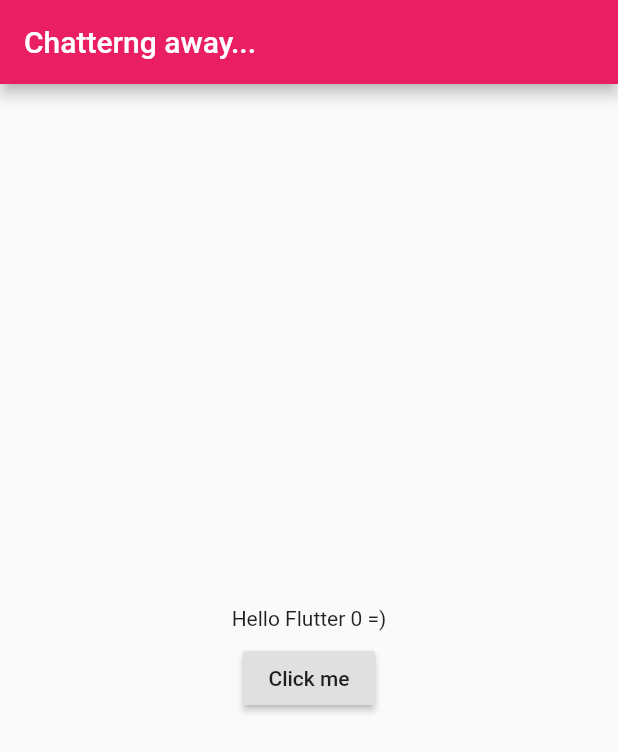
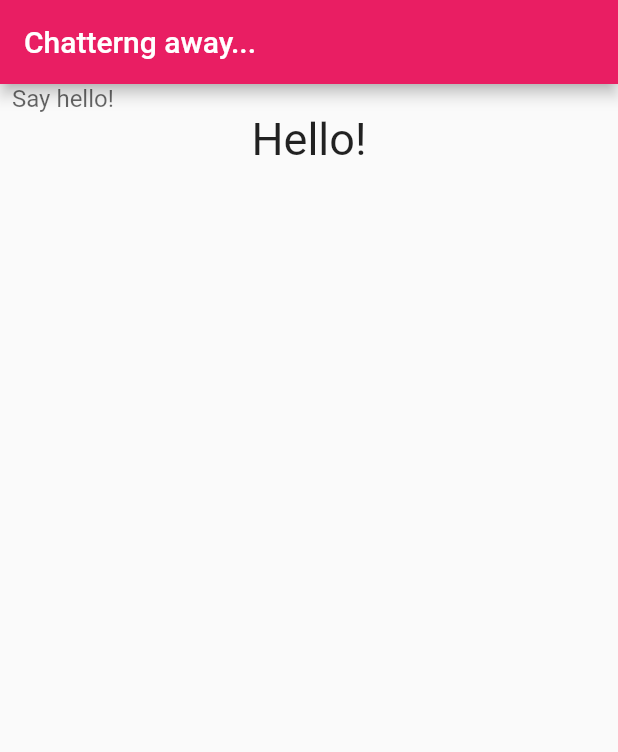
Before and after one commit to domesticmouse/flutter_class_101, a Flutter app: the screen it shows after launch, on a phone screen of 412 x 824 dp. Shown: the top 752 px of the screen. Run offline on Flutter 3.47's test engine with Material 2 defaults, Android fonts, the light colour scheme and no system bars.

Commit message:
Adding a TextField

```diff
--- a/lib/main.dart
+++ b/lib/main.dart
@@ -43,57 +43,48 @@ class MyApp extends StatelessWidget {
       theme: ThemeData(
         primarySwatch: Colors.pink,
       ),
-      home: MyHomePage(title: 'Chatterng away...'),
+      home: ChatScreen(),
     );
   }
 }
 
-class MyHomePage extends StatelessWidget {
-  MyHomePage({Key key, this.title}) : super(key: key);
-  final String title;
+class ChatScreen extends StatefulWidget {
+  const ChatScreen({
+    Key key,
+  }) : super(key: key);
+
+  @override
+  _ChatScreenState createState() => _ChatScreenState();
+}
+
+class _ChatScreenState extends State<ChatScreen> {
+  final TextEditingController _textController = TextEditingController();
 
   @override
   Widget build(BuildContext context) {
     return Scaffold(
       appBar: AppBar(
-        title: Text(title),
+        title: Text('Chatterng away...'),
       ),
-      body: MyContent(),
-    );
-  }
-}
-
-class MyContent extends StatelessWidget {
-  const MyContent();
-
-  @override
-  Widget build(BuildContext context) {
-    return Center(
-      child: Column(
-        mainAxisSize: MainAxisSize.min,
-        children: <Widget>[
-          CountingText(),
-          SizedBox(height: 8),
-          RaisedButton(
-            onPressed: () async {
-              Provider.of<Counter>(context, listen: false).increment();
-            },
-            child: Text('Click me'),
+      body: Column(
+        children: [
+          _buildTextComposer(),
+          Text(
+            'Hello!',
+            style: TextStyle(fontSize: 30),
           ),
         ],
       ),
     );
   }
-}
 
-class CountingText extends StatelessWidget {
-  const CountingText({
-    Key key,
-  }) : super(key: key);
-
-  @override
-  Widget build(BuildContext context) {
-    final counter = Provider.of<Counter>(context);
-    return Text('Hello Flutter ${counter.count} =)');
+  Widget _buildTextComposer() {
+    return Container(
+      margin: EdgeInsets.symmetric(horizontal: 8),
+      child: TextField(
+        controller: _textController,
+        decoration: InputDecoration.collapsed(hintText: 'Say hello!'),
+      ),
+    );
   }
 }
```
